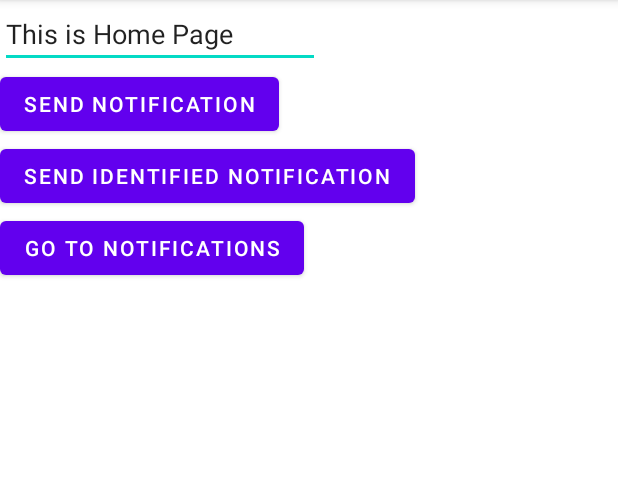
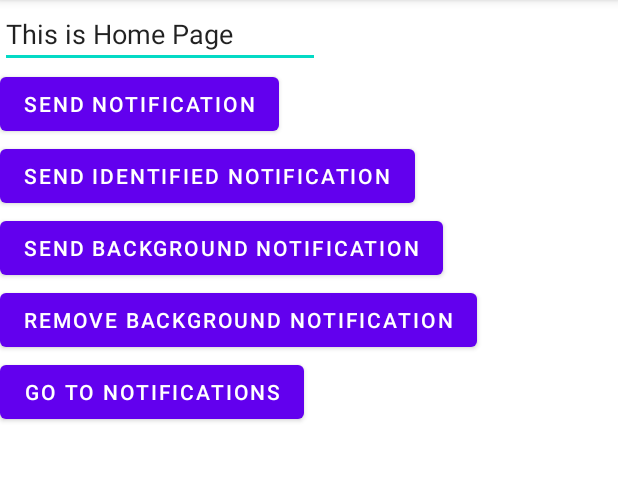
Before and after one commit to SasinduDilshara/Social-Distance-Reminder, an Android app: the screen it shows after launch once a user with an empty profile is signed in (HomeActivity), on a phone screen of 412 x 824 dp, the part 84-565 px from its top. Run offline under Robolectric (Android 15) with nearby library versions, the phone set to English and light mode, and no system bars; our stand-ins replace Firebase (no records; nobody signed in at launch, a user with empty details on screens opened directly).

Commit message:
Add create and Remove methods for backgroound notification channel

```diff
--- a/Social_DIstance_Reminder/app/src/main/res/layout/activity_home.xml
+++ b/Social_DIstance_Reminder/app/src/main/res/layout/activity_home.xml
@@ -42,6 +42,24 @@
         android:id="@+id/notificbutton3"
         android:layout_width="wrap_content"
         android:layout_height="wrap_content"
+        android:onClick="sendTestBackgroundNotification"
+        android:text="Send Background Notification"
+        tools:layout_editor_absoluteX="150dp"
+        tools:layout_editor_absoluteY="430dp" />
+
+    <Button
+        android:id="@+id/notificbutton5"
+        android:layout_width="wrap_content"
+        android:layout_height="wrap_content"
+        android:onClick="RemoveTestBackgroundNotification"
+        android:text="Remove Background Notification"
+        tools:layout_editor_absoluteX="150dp"
+        tools:layout_editor_absoluteY="430dp" />
+
+    <Button
+        android:id="@+id/notificbutton4"
+        android:layout_width="wrap_content"
+        android:layout_height="wrap_content"
         android:onClick="redirectToNotificationPage"
         android:text="Go to notifications"
         tools:layout_editor_absoluteX="150dp"
```
Also changed, not shown: Social_DIstance_Reminder/app/src/main/java/com/example/social_distance_reminder/UI/HomeActivity.java (+9 -0 lines), Social_DIstance_Reminder/app/src/main/java/com/example/social_distance_reminder/services/NotificationHelperService.java (+55 -0 lines).
